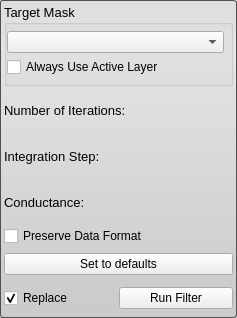
Old version of the form src/Interface/ToolInterface/CurvatureAnisotropicDiffusionFilterInterface.ui in the repository SCIInstitute/Seg3D.
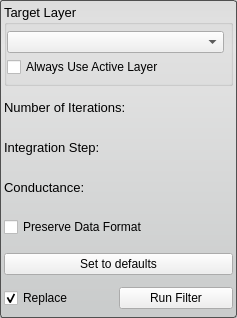
New version of the form.

```diff
--- a/src/Interface/ToolInterface/CurvatureAnisotropicDiffusionFilterInterface.ui
+++ b/src/Interface/ToolInterface/CurvatureAnisotropicDiffusionFilterInterface.ui
@@ -71,7 +71,7 @@
       </font>
      </property>
      <property name="title">
-      <string>Target Mask</string>
+      <string>Target Layer</string>
      </property>
      <property name="flat">
       <bool>false</bool>
@@ -163,10 +163,31 @@
     <layout class="QHBoxLayout" name="conductanceHLayout_bottom"/>
    </item>
    <item>
+    <widget class="QWidget" name="widget_" native="true">
+     <layout class="QHBoxLayout" name="horizontalLayout_3">
+      <property name="spacing">
+       <number>0</number>
+      </property>
+      <property name="leftMargin">
+       <number>0</number>
+      </property>
+      <property name="topMargin">
+       <number>5</number>
+      </property>
+      <property name="rightMargin">
+       <number>0</number>
+      </property>
+      <property name="bottomMargin">
+       <number>5</number>
+      </property>
+      <item>
     <widget class="QCheckBox" name="preserve_data_format_">
      <property name="text">
       <string>Preserve Data Format</string>
      </property>
+       </widget>
+      </item>
+     </layout>
     </widget>
    </item>
    <item>
```
Lines whose indentation alone changed are shown as unchanged.
